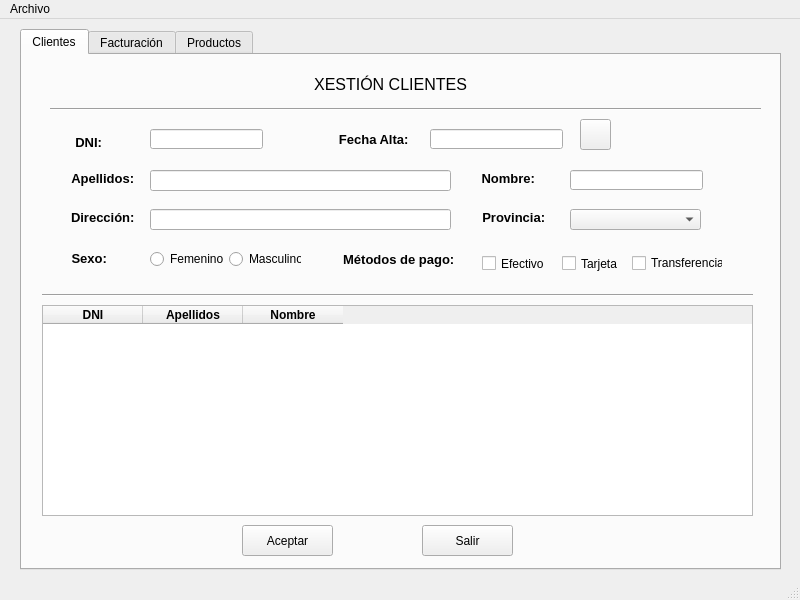
This is ventana.ui in MarcosPenin/InterfazPython1 as Qt 5 draws it before an edit. The edited form follows.
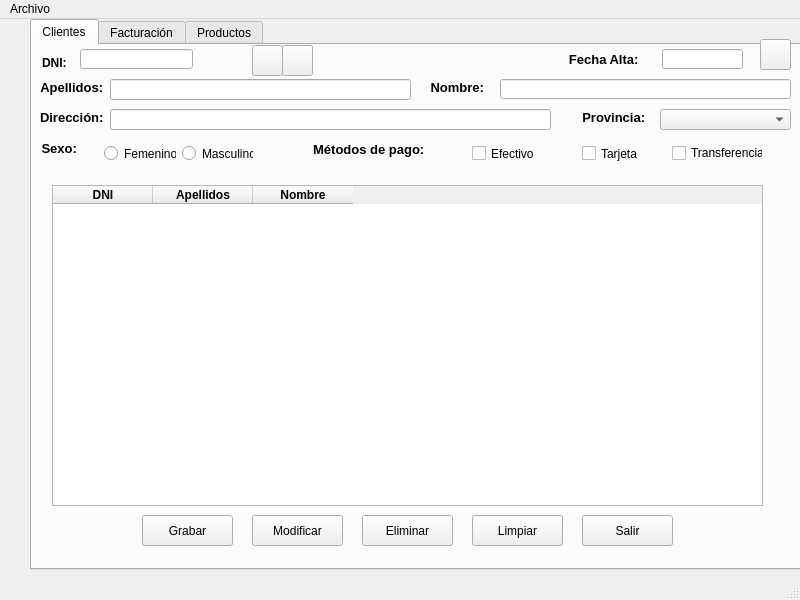
This is the edited form. Icons and pictures are not drawn.

```diff
--- a/ventana.ui
+++ b/ventana.ui
@@ -14,89 +14,21 @@
    <string>Proxecto1</string>
   </property>
   <widget class="QWidget" name="centralwidget">
-   <widget class="QLabel" name="xestionClientes">
-    <property name="geometry">
-     <rect>
-      <x>290</x>
-      <y>40</y>
-      <width>201</width>
-      <height>51</height>
-     </rect>
-    </property>
-    <property name="baseSize">
-     <size>
-      <width>0</width>
-      <height>0</height>
-     </size>
-    </property>
-    <property name="layoutDirection">
-     <enum>Qt::LeftToRight</enum>
-    </property>
-    <property name="autoFillBackground">
-     <bool>false</bool>
-    </property>
-    <property name="frameShadow">
-     <enum>QFrame::Plain</enum>
-    </property>
-    <property name="text">
-     <string>&lt;html&gt;&lt;head/&gt;&lt;body&gt;&lt;p&gt;&lt;span style=&quot; font-size:12pt;&quot;&gt;XESTIÓN CLIENTES&lt;/span&gt;&lt;/p&gt;&lt;/body&gt;&lt;/html&gt;</string>
-    </property>
-    <property name="textFormat">
-     <enum>Qt::RichText</enum>
-    </property>
-    <property name="alignment">
-     <set>Qt::AlignCenter</set>
-    </property>
-   </widget>
    <widget class="QLineEdit" name="dni">
     <property name="geometry">
      <rect>
-      <x>150</x>
-      <y>110</y>
+      <x>80</x>
+      <y>30</y>
       <width>113</width>
       <height>20</height>
      </rect>
     </property>
    </widget>
-   <widget class="QLabel" name="dniLabel">
-    <property name="geometry">
-     <rect>
-      <x>-10</x>
-      <y>80</y>
-      <width>201</width>
-      <height>51</height>
-     </rect>
-    </property>
-    <property name="baseSize">
-     <size>
-      <width>0</width>
-      <height>0</height>
-     </size>
-    </property>
-    <property name="layoutDirection">
-     <enum>Qt::LeftToRight</enum>
-    </property>
-    <property name="autoFillBackground">
-     <bool>false</bool>
-    </property>
-    <property name="frameShadow">
-     <enum>QFrame::Plain</enum>
-    </property>
-    <property name="text">
-     <string>&lt;html&gt;&lt;head/&gt;&lt;body&gt;&lt;p&gt;&lt;span style=&quot; font-size:10pt; font-weight:600;&quot;&gt;DNI: &lt;/span&gt;&lt;/p&gt;&lt;/body&gt;&lt;/html&gt;</string>
-    </property>
-    <property name="textFormat">
-     <enum>Qt::RichText</enum>
-    </property>
-    <property name="alignment">
-     <set>Qt::AlignBottom|Qt::AlignHCenter</set>
-    </property>
-   </widget>
    <widget class="QLabel" name="nombreLabel">
     <property name="geometry">
      <rect>
-      <x>481</x>
-      <y>151</y>
+      <x>430</x>
+      <y>60</y>
       <width>58</width>
       <height>16</height>
      </rect>
@@ -129,32 +61,19 @@
    <widget class="QLineEdit" name="nombre">
     <property name="geometry">
      <rect>
-      <x>570</x>
-      <y>151</y>
-      <width>133</width>
+      <x>500</x>
+      <y>60</y>
+      <width>291</width>
       <height>20</height>
      </rect>
     </property>
    </widget>
-   <widget class="Line" name="line">
-    <property name="geometry">
-     <rect>
-      <x>50</x>
-      <y>80</y>
-      <width>711</width>
-      <height>20</height>
-     </rect>
-    </property>
-    <property name="orientation">
-     <enum>Qt::Horizontal</enum>
-    </property>
-   </widget>
    <widget class="QLabel" name="label">
     <property name="geometry">
      <rect>
-      <x>280</x>
-      <y>100</y>
-      <width>61</width>
+      <x>200</x>
+      <y>20</y>
+      <width>41</width>
       <height>41</height>
      </rect>
     </property>
@@ -168,8 +87,8 @@
    <widget class="QLabel" name="sexo">
     <property name="geometry">
      <rect>
-      <x>40</x>
-      <y>230</y>
+      <x>10</x>
+      <y>120</y>
       <width>102</width>
       <height>19</height>
      </rect>
@@ -202,8 +121,8 @@
    <widget class="QLabel" name="metodosPagoLabel">
     <property name="geometry">
      <rect>
-      <x>330</x>
-      <y>230</y>
+      <x>300</x>
+      <y>120</y>
       <width>141</width>
       <height>21</height>
      </rect>
@@ -236,8 +155,8 @@
    <widget class="QLabel" name="direccionLabl">
     <property name="geometry">
      <rect>
-      <x>71</x>
-      <y>190</y>
+      <x>40</x>
+      <y>90</y>
       <width>67</width>
       <height>16</height>
      </rect>
@@ -270,9 +189,9 @@
    <widget class="QLineEdit" name="direccion">
     <property name="geometry">
      <rect>
-      <x>150</x>
-      <y>190</y>
-      <width>301</width>
+      <x>110</x>
+      <y>90</y>
+      <width>441</width>
       <height>21</height>
      </rect>
     </property>
@@ -280,8 +199,8 @@
    <widget class="QLabel" name="provinciaLabel">
     <property name="geometry">
      <rect>
-      <x>480</x>
-      <y>190</y>
+      <x>580</x>
+      <y>90</y>
       <width>71</width>
       <height>16</height>
      </rect>
@@ -314,50 +233,18 @@
    <widget class="QComboBox" name="provincia">
     <property name="geometry">
      <rect>
-      <x>570</x>
-      <y>190</y>
+      <x>660</x>
+      <y>90</y>
       <width>131</width>
       <height>21</height>
      </rect>
     </property>
    </widget>
-   <widget class="QWidget" name="layoutWidget">
-    <property name="geometry">
-     <rect>
-      <x>150</x>
-      <y>230</y>
-      <width>151</width>
-      <height>21</height>
-     </rect>
-    </property>
-    <layout class="QHBoxLayout" name="horizontalLayout">
-     <item>
-      <widget class="QRadioButton" name="femenino">
-       <property name="text">
-        <string>Femenino</string>
-       </property>
-       <attribute name="buttonGroup">
-        <string notr="true">elegirSexo</string>
-       </attribute>
-      </widget>
-     </item>
-     <item>
-      <widget class="QRadioButton" name="masculino">
-       <property name="text">
-        <string>Masculino</string>
-       </property>
-       <attribute name="buttonGroup">
-        <string notr="true">elegirSexo</string>
-       </attribute>
-      </widget>
-     </item>
-    </layout>
-   </widget>
    <widget class="QLineEdit" name="apellidos">
     <property name="geometry">
      <rect>
-      <x>150</x>
-      <y>151</y>
+      <x>110</x>
+      <y>60</y>
       <width>301</width>
       <height>21</height>
      </rect>
@@ -366,8 +253,8 @@
    <widget class="QLabel" name="apellidosLabel">
     <property name="geometry">
      <rect>
-      <x>71</x>
-      <y>151</y>
+      <x>40</x>
+      <y>60</y>
       <width>67</width>
       <height>16</height>
      </rect>
@@ -400,8 +287,8 @@
    <widget class="QLabel" name="fechaLabel">
     <property name="geometry">
      <rect>
-      <x>330</x>
-      <y>110</y>
+      <x>560</x>
+      <y>30</y>
       <width>91</width>
       <height>21</height>
      </rect>
@@ -434,8 +321,8 @@
    <widget class="QPushButton" name="fecha">
     <property name="geometry">
      <rect>
-      <x>580</x>
-      <y>100</y>
+      <x>760</x>
+      <y>20</y>
       <width>31</width>
       <height>31</height>
      </rect>
@@ -458,9 +345,9 @@
    <widget class="QLineEdit" name="fechaAlta">
     <property name="geometry">
      <rect>
-      <x>430</x>
-      <y>110</y>
-      <width>133</width>
+      <x>662</x>
+      <y>30</y>
+      <width>81</width>
       <height>20</height>
      </rect>
     </property>
@@ -468,49 +355,42 @@
    <widget class="QTabWidget" name="tabWidget">
     <property name="geometry">
      <rect>
-      <x>20</x>
-      <y>10</y>
-      <width>761</width>
-      <height>541</height>
+      <x>30</x>
+      <y>0</y>
+      <width>781</width>
+      <height>551</height>
      </rect>
     </property>
     <property name="currentIndex">
      <number>0</number>
     </property>
+    <property name="iconSize">
+     <size>
+      <width>50</width>
+      <height>50</height>
+     </size>
+    </property>
     <widget class="QWidget" name="tabClientes">
      <attribute name="title">
       <string>Clientes</string>
      </attribute>
-     <widget class="Line" name="line_2">
+     <widget class="QPushButton" name="altaCliente">
       <property name="geometry">
        <rect>
-        <x>20</x>
-        <y>230</y>
-        <width>711</width>
-        <height>20</height>
-       </rect>
-      </property>
-      <property name="orientation">
-       <enum>Qt::Horizontal</enum>
-      </property>
-     </widget>
-     <widget class="QPushButton" name="aceptar">
-      <property name="geometry">
-       <rect>
-        <x>220</x>
+        <x>110</x>
         <y>470</y>
         <width>91</width>
         <height>31</height>
        </rect>
       </property>
       <property name="text">
-       <string>Aceptar</string>
+       <string>Grabar</string>
       </property>
      </widget>
      <widget class="QPushButton" name="botonSalir">
       <property name="geometry">
        <rect>
-        <x>400</x>
+        <x>550</x>
         <y>470</y>
         <width>91</width>
         <height>31</height>
@@ -524,11 +404,20 @@
       <property name="geometry">
        <rect>
         <x>20</x>
-        <y>250</y>
+        <y>140</y>
         <width>711</width>
-        <height>211</height>
+        <height>321</height>
        </rect>
       </property>
+      <property name="layoutDirection">
+       <enum>Qt::LeftToRight</enum>
+      </property>
+      <property name="sizeAdjustPolicy">
+       <enum>QAbstractScrollArea::AdjustIgnored</enum>
+      </property>
+      <property name="alternatingRowColors">
+       <bool>false</bool>
+      </property>
       <column>
        <property name="text">
         <string>DNI</string>
@@ -539,6 +428,9 @@
          <bold>true</bold>
         </font>
        </property>
+       <property name="textAlignment">
+        <set>AlignCenter</set>
+       </property>
       </column>
       <column>
        <property name="text">
@@ -550,6 +442,9 @@
          <bold>true</bold>
         </font>
        </property>
+       <property name="textAlignment">
+        <set>AlignCenter</set>
+       </property>
       </column>
       <column>
        <property name="text">
@@ -561,13 +456,16 @@
          <bold>true</bold>
         </font>
        </property>
+       <property name="textAlignment">
+        <set>AlignCenter</set>
+       </property>
       </column>
      </widget>
      <widget class="QCheckBox" name="chkEfectivo">
       <property name="geometry">
        <rect>
-        <x>460</x>
-        <y>200</y>
+        <x>440</x>
+        <y>100</y>
         <width>70</width>
         <height>17</height>
        </rect>
@@ -579,8 +477,8 @@
      <widget class="QCheckBox" name="chkTarjeta">
       <property name="geometry">
        <rect>
-        <x>540</x>
-        <y>200</y>
+        <x>550</x>
+        <y>100</y>
         <width>70</width>
         <height>17</height>
        </rect>
@@ -592,14 +490,178 @@
      <widget class="QCheckBox" name="chkTransferencia">
       <property name="geometry">
        <rect>
-        <x>610</x>
-        <y>200</y>
+        <x>640</x>
+        <y>100</y>
         <width>91</width>
         <height>16</height>
        </rect>
       </property>
       <property name="text">
        <string>Transferencia</string>
+      </property>
+      <attribute name="buttonGroup">
+       <string notr="true">elegirPago</string>
+      </attribute>
+     </widget>
+     <widget class="QPushButton" name="buscar">
+      <property name="geometry">
+       <rect>
+        <x>220</x>
+        <y>0</y>
+        <width>31</width>
+        <height>31</height>
+       </rect>
+      </property>
+      <property name="text">
+       <string/>
+      </property>
+      <property name="icon">
+       <iconset>
+        <normaloff>lupa.jpg</normaloff>lupa.jpg</iconset>
+      </property>
+      <property name="iconSize">
+       <size>
+        <width>40</width>
+        <height>40</height>
+       </size>
+      </property>
+     </widget>
+     <widget class="QPushButton" name="limpiar">
+      <property name="geometry">
+       <rect>
+        <x>250</x>
+        <y>0</y>
+        <width>31</width>
+        <height>31</height>
+       </rect>
+      </property>
+      <property name="text">
+       <string/>
+      </property>
+      <property name="icon">
+       <iconset>
+        <normaloff>flechas.png</normaloff>flechas.png</iconset>
+      </property>
+      <property name="iconSize">
+       <size>
+        <width>60</width>
+        <height>60</height>
+       </size>
+      </property>
+     </widget>
+     <widget class="QRadioButton" name="masculino">
+      <property name="geometry">
+       <rect>
+        <x>150</x>
+        <y>100</y>
+        <width>71</width>
+        <height>17</height>
+       </rect>
+      </property>
+      <property name="text">
+       <string>Masculino</string>
+      </property>
+      <attribute name="buttonGroup">
+       <string notr="true">elegirSexo</string>
+      </attribute>
+     </widget>
+     <widget class="QRadioButton" name="femenino">
+      <property name="geometry">
+       <rect>
+        <x>72</x>
+        <y>100</y>
+        <width>72</width>
+        <height>17</height>
+       </rect>
+      </property>
+      <property name="text">
+       <string>Femenino</string>
+      </property>
+      <attribute name="buttonGroup">
+       <string notr="true">elegirSexo</string>
+      </attribute>
+     </widget>
+     <widget class="QPushButton" name="modificar">
+      <property name="geometry">
+       <rect>
+        <x>220</x>
+        <y>470</y>
+        <width>91</width>
+        <height>31</height>
+       </rect>
+      </property>
+      <property name="text">
+       <string>Modificar</string>
+      </property>
+     </widget>
+     <widget class="QPushButton" name="eliminar">
+      <property name="geometry">
+       <rect>
+        <x>330</x>
+        <y>470</y>
+        <width>91</width>
+        <height>31</height>
+       </rect>
+      </property>
+      <property name="text">
+       <string>Eliminar</string>
+      </property>
+     </widget>
+     <widget class="QPushButton" name="limpiar2">
+      <property name="geometry">
+       <rect>
+        <x>440</x>
+        <y>470</y>
+        <width>91</width>
+        <height>31</height>
+       </rect>
+      </property>
+      <property name="text">
+       <string>Limpiar</string>
+      </property>
+     </widget>
+     <widget class="QLabel" name="mensajes">
+      <property name="geometry">
+       <rect>
+        <x>286</x>
+        <y>10</y>
+        <width>241</width>
+        <height>20</height>
+       </rect>
+      </property>
+      <property name="font">
+       <font>
+        <weight>75</weight>
+        <bold>true</bold>
+       </font>
+      </property>
+      <property name="layoutDirection">
+       <enum>Qt::LeftToRight</enum>
+      </property>
+      <property name="text">
+       <string/>
+      </property>
+      <property name="alignment">
+       <set>Qt::AlignCenter</set>
+      </property>
+     </widget>
+     <widget class="QLabel" name="label_2">
+      <property name="geometry">
+       <rect>
+        <x>10</x>
+        <y>10</y>
+        <width>31</width>
+        <height>16</height>
+       </rect>
+      </property>
+      <property name="font">
+       <font>
+        <weight>75</weight>
+        <bold>true</bold>
+       </font>
+      </property>
+      <property name="text">
+       <string>DNI:</string>
       </property>
      </widget>
     </widget>
```
Left out of the diff: 11 changed lines with no effect on the pictures.
